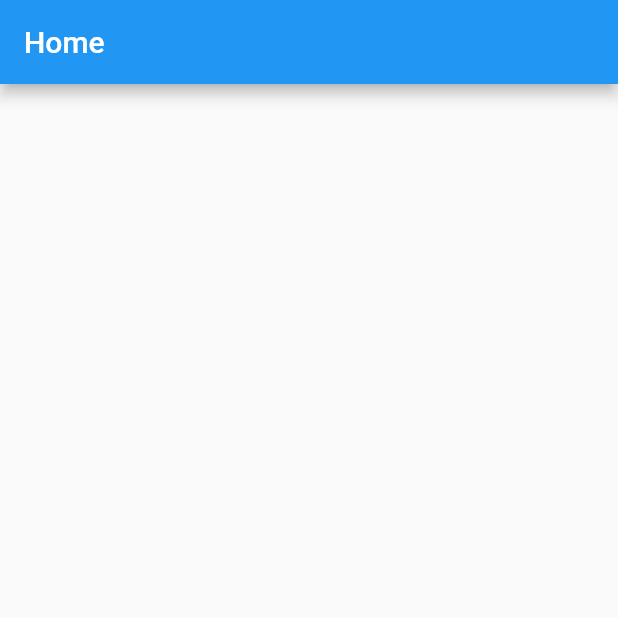
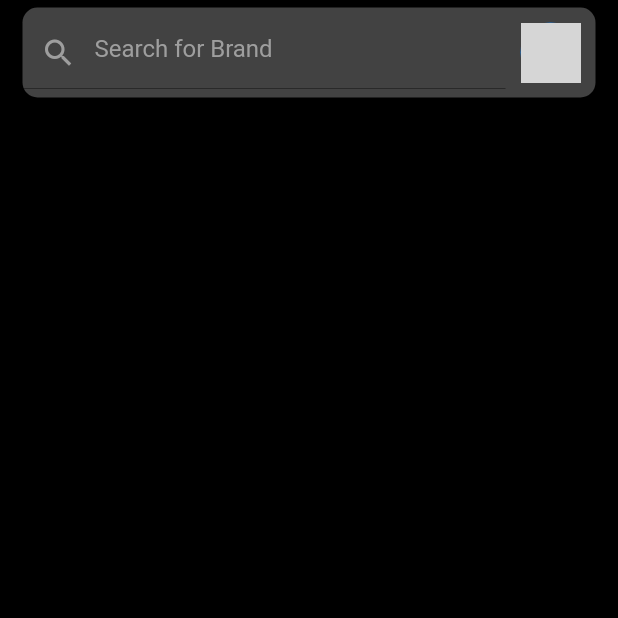
Before and after one commit to MahmoudTarek12339/ShoppyApp, a Flutter app: the ShoppyLayout screen opened directly, on a phone screen of 412 x 824 dp, the top half of it. Run offline on Flutter 3.47's test engine with Material 2 defaults, Android fonts, the phone set to English and light mode, and no system bars; our stand-ins replace shared_preferences, smooth_page_indicator; accounts and stored records are empty; network calls fail; grey boxes are pictures that could not be loaded.

Commit message:
mahmoud tarek 10_11

```diff
--- a/lib/layout/shoppy_layout.dart
+++ b/lib/layout/shoppy_layout.dart
@@ -1,12 +1,65 @@
 import 'package:flutter/material.dart';
+import 'package:shoppy/module/search_screen.dart';
+import 'package:shoppy/shared/components/components.dart';
 
 class ShoppyLayout extends StatelessWidget {
-
   @override
   Widget build(BuildContext context) {
     return Scaffold(
-      appBar: AppBar(
-        title: Text('Home'),
+      body: Container(
+        color: Colors.black,
+        child: Column(
+          children: [
+            Padding(
+              padding: const EdgeInsets.only(
+                right: 15.0,
+                left: 15.0,
+                top: 5.0,
+                bottom: 10.0,
+              ),
+              child: Container(
+                decoration: BoxDecoration(
+                    borderRadius: BorderRadius.circular(10.0),
+                    color: Colors.grey[800]),
+                child: Row(
+                  children: [
+                    Expanded(
+                      child: InkWell(
+                        onTap: () {
+                          navigateTo(context,SearchScreen());
+                        },
+                        child: TextFormField(
+                          enabled: false,
+                          decoration: InputDecoration(
+                            hintText: "Search for Brand",
+                            hintStyle: TextStyle(color: Colors.grey),
+                            prefixIcon: Icon(
+                              Icons.search,
+                              color: Colors.grey,
+                            ),
+                          ),
+                        ),
+                      ),
+                    ),
+                    Padding(
+                      padding: const EdgeInsets.all(10.0),
+                      child: InkWell(
+                        child: CircleAvatar(
+                          radius: 20.0,
+                          backgroundImage: NetworkImage(
+                              'https://avatars.githubusercontent.com/u/34492145?v=4'),
+                        ),
+                        onTap: (){
+                          print('image tapped');
+                        },
+                      ),
+                    ),
+                  ],
+                ),
+              ),
+            )
+          ],
+        ),
       ),
     );
   }
```
Also changed, not shown: lib/module/search_screen.dart (added, +22 -0 lines).
